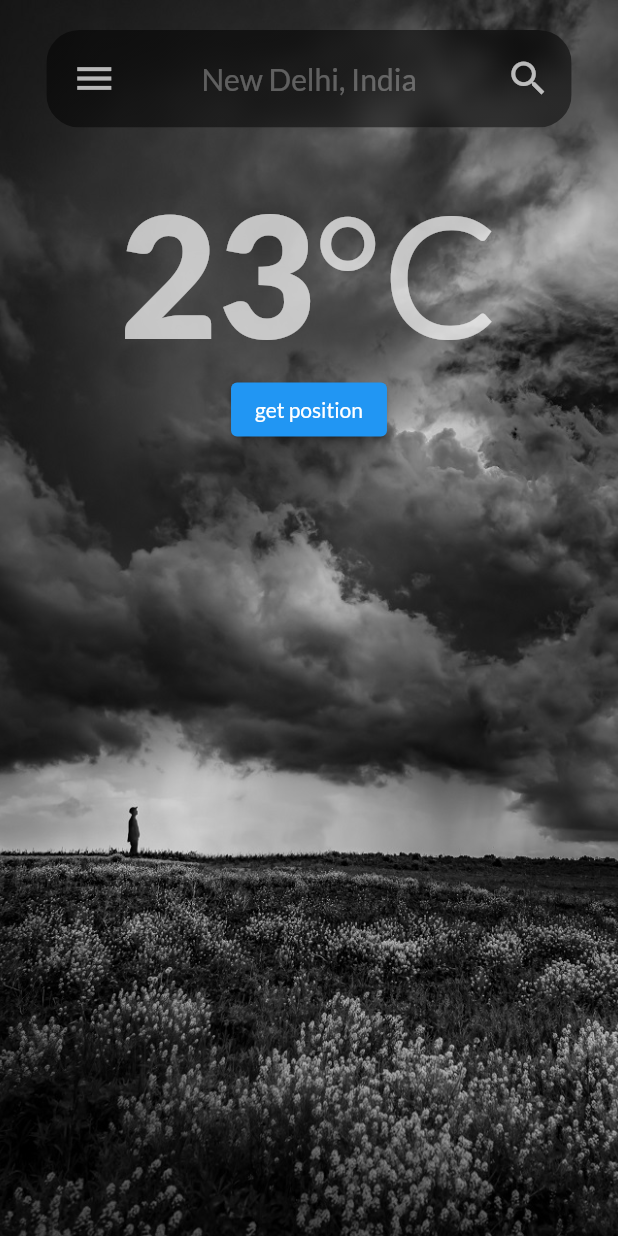
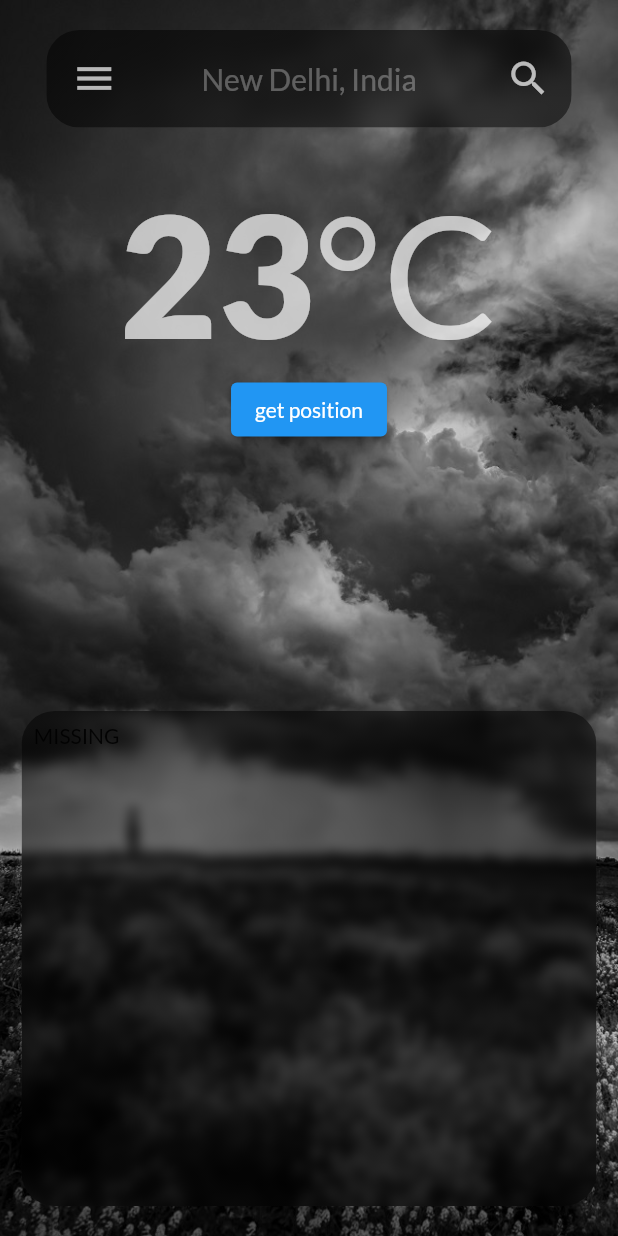
Before and after one commit to PrianshuRai/Weather, a Flutter app: the screen it shows after launch, after a tap on the "search" icon, on a phone screen of 412 x 824 dp. Run offline on Flutter 3.47's test engine with Material 2 defaults, Android fonts, the phone set to English and light mode, and no system bars; our stand-ins replace geolocator, google_fonts, shared_preferences; network calls fail.

Commit message:
getting data from api, making object. shared prefrence added for data storing.

```diff
--- /dev/null
+++ b/lib/getData.dart
@@ -0,0 +1,83 @@
+import 'dart:convert';
+
+import 'package:flutter/foundation.dart';
+import 'package:http/http.dart' as http;
+
+String apiKey = 'e00915bd6553ef76ab54a9a666f822fe';
+
+final query = {
+  "q": 'New Delhi, India',
+  "lat": null,
+  "lon": null,
+  "appid": apiKey,
+  "units": 'metric'// imperial for F and metric for Calcius
+};
+
+class WeatherAPI {
+  Future<dynamic> callApi(
+      {String? searchterm, double? longitude, double? latitude}) async {
+    print("func started");
+    // assigning the values in <Map> query
+    query["q"] = searchterm;
+    if (longitude != null) {
+      query["lon"] = longitude as String;
+      query["lat"] = latitude as String;
+    }
+    print("query *** $query");
+
+    // connect to the openweathermap URL
+    final link = Uri.https('api.openweathermap.org', '/data/2.5/weather',
+        query); //?q=delhi&appid=${APIkey}';
+    var request = await http.get(link);
+    if (request.statusCode == 200) {
+      var data = jsonDecode(request.body);
+      print("data== $data");
+      WeatherData weatherStatus = WeatherData.fromJson(data);
+      print("weatherStatus saved to the class $weatherStatus");
+      return weatherStatus;
+    } else {
+      if (kDebugMode) {
+        print(
+            'something is wrong code===${request.statusCode} \nbody=== ${request.body}');
+      }
+      return null;
+    }
+  }
+}
+
+class WeatherData {
+  late double? feels_like;
+  late String? place;
+  late String? description;
+  late double? max;
+  late double? min;
+  late int? pressure;
+  late int? humidity;
+  late int? visibility;
+  late double? windSpeed;
+  late int? windDirection;
+
+  WeatherData(
+      {this.feels_like,
+      this.place,
+      this.description,
+      this.max,
+      this.min,
+      this.pressure,
+      this.humidity,
+      this.visibility,
+      this.windSpeed,
+      this.windDirection});
+
+  WeatherData.fromJson(Map<String, dynamic> json) {
+    feels_like = json['main']['temp_min'];
+    description = json['weather'][0]['description'];
+    max = json['main']['temp_max'];
+    min = json['main']['temp_min'];
+    pressure = json['main']['pressure'];
+    humidity = json['main']['humidity'];
+    visibility = json['visibility'];
+    windSpeed = json['wind']['speed'];
+    windDirection = json['wind']['deg'];
+  }
+}
--- a/lib/landing.dart
+++ b/lib/landing.dart
@@ -3,8 +3,8 @@ import 'dart:ui';
 import 'package:flutter/foundation.dart';
 import 'package:flutter/material.dart';
 import 'package:google_fonts/google_fonts.dart';
-import 'package:weather/main.dart';
 import 'package:weather/methods.dart';
+import 'package:weather/getData.dart';
 
 class Landing extends StatefulWidget {
   const Landing({Key? key}) : super(key: key);
@@ -17,6 +17,8 @@ class _LandingState extends State<Landing> {
   TextEditingController searchField = TextEditingController();
   bool menuOpen = false;
   bool _celcius = false;
+  WeatherAPI data = WeatherAPI();
+  GetLocation currentLocation = GetLocation();
 
   // settings bottom sheet
   Future<dynamic> showImageSource(BuildContext context) async {
@@ -69,7 +71,10 @@ class _LandingState extends State<Landing> {
                                 )
                               ],
                             ),
-                            SwitchListTile(
+                            StatefulBuilder(
+                              builder: (BuildContext context,
+                                  void Function(void Function()) setState) {
+                                return SwitchListTile(
                                   title: Text(
                                     'Metrics',
                                     style: GoogleFonts.getFont(
@@ -86,7 +91,7 @@ class _LandingState extends State<Landing> {
                                     size: 26,
                                   ),
                                   subtitle: Text(
-                                'Switch on for values in Fahrenheit',
+                                    'Turn off for values in Fahrenheit',
                                     style: GoogleFonts.getFont(
                                       "Lato",
                                       color: Colors.white54,
@@ -96,21 +101,23 @@ class _LandingState extends State<Landing> {
                                     ),
                                   ),
                                   value: _celcius,
-                              onChanged: (bool value) {
+                                  onChanged: (isOff) {
                                     if (kDebugMode) {
-                                  print("switch value is $value");
+                                      print("switch value is $isOff");
                                     }
                                     setState(() {
-                                  _celcius = value;
-                                  print(value);
+                                      _celcius = isOff;
+                                      print("celcius $_celcius");
                                     });
-                                if (_celcius = false) {
-                                  query['units'] = 'Imperial';
-                                  print('unit value changed == $query');
-                                } else if (_celcius = true) {
-                                  query['units'] = 'metric';
-                                  print('unit value changed == $query');
+                                    if (_celcius) {
+                                      query['units'] = "metric";
+                                      print(query);
+                                    } else {
+                                      query['units'] = "imperial";
+                                      print(query);
                                     }
+                                  },
+                                );
                               },
                             )
                           ],
@@ -127,6 +134,11 @@ class _LandingState extends State<Landing> {
     }
   }
 
+  @override
+  void initState() {
+    super.initState();
+    // data;
+  }
   @override
   Widget build(BuildContext context) {
     return Column(
@@ -211,8 +223,10 @@ class _LandingState extends State<Landing> {
                         padding: const EdgeInsets.symmetric(
                             horizontal: 12, vertical: 8),
                         onPressed: () {
-                          query['q'] = searchField.text;
-                          callApi();
+                          // query['q'] = searchField.text;
+                          print("calling func");
+                          data.callApi(searchterm: searchField.text);
+                          print("done");
                         },
                       )
                     ],
@@ -277,9 +291,52 @@ class _LandingState extends State<Landing> {
         ),
         ElevatedButton(
             onPressed: () async {
-              position(context);
+              currentLocation.position(context);
             },
-            child: Text('get position'))
+            child: Text('get position')),
+        Spacer(
+          flex: 1,
+        ),
+        Container(
+          padding: const EdgeInsets.only(bottom: 20),
+          height: 350,
+          width: MediaQuery.of(context).size.width * .93,
+          color: Colors.transparent,
+          child: ClipRRect(
+            clipBehavior: Clip.antiAlias,
+            borderRadius: BorderRadius.circular(22),
+            child: BackdropFilter(
+              filter: ImageFilter.blur(sigmaX: 4, sigmaY: 4),
+              child: Container(
+                padding: const EdgeInsets.all(8),
+                decoration: BoxDecoration(
+                  borderRadius: BorderRadius.circular(15),
+                  gradient: LinearGradient(
+                    colors: <Color>[
+                      Colors.black26.withOpacity(0.5),
+                      Colors.black26.withOpacity(0.5)
+                    ],
+                    begin: Alignment.topLeft,
+                    end: Alignment.bottomRight,
+                  ),
+                ),
+                child: Text("MISSING")
+                  // TODO: build stream for new data
+                // ListView.builder(
+                //   itemBuilder: (BuildContext context, int index) {
+                //     String key = userDetails.keys.elementAt(index);
+                //     return Card(
+                //       child: ListTile(
+                //         title: Text('$key'),
+                //         subtitle: Text(userDetails[key]),
+                //       ),
+                //     );
+                //   },
+                // ),
+              ),
+            ),
+          ),
+        )
       ],
     );
   }
--- a/lib/main.dart
+++ b/lib/main.dart
@@ -1,9 +1,6 @@
-import 'dart:convert';
-
 import 'package:flutter/foundation.dart';
 import 'package:flutter/material.dart';
 import 'package:google_fonts/google_fonts.dart';
-import 'package:http/http.dart' as http;
 import 'package:weather/landing.dart';
 
 void main() {
@@ -36,7 +33,8 @@ class _MyAppState extends State<MyApp> {
           height: MediaQuery.of(context).size.height,
           decoration: const BoxDecoration(
             image: DecorationImage(
-                image: AssetImage("assets/images/cloudy.jpg"), fit: BoxFit.cover),
+                image: AssetImage("assets/images/cloudy.jpg"),
+                fit: BoxFit.cover),
           ),
           child: Landing(),
         ),
@@ -45,28 +43,28 @@ class _MyAppState extends State<MyApp> {
   }
 }
 
-String apiKey = 'e00915bd6553ef76ab54a9a666f822fe';
-
-final query = {
-  "q": 'New Delhi, India',
-  "appid": apiKey,
-  "units": 'metric' // imperial for F and metric for Calcius
-};
-
-Future<dynamic> callApi() async {
-  final link = Uri.https('api.openweathermap.org', '/data/2.5/weather',
-      query); //?q=delhi&appid=${APIkey}';
-  var request = await http.get(link);
-  if (request.statusCode == 200) {
-    var data = jsonDecode(request.body);
-    if (kDebugMode) {
-      print(data);
-    }
-    return data;
-  } else {
-    if (kDebugMode) {
-      print(
-          'something is wrong code===${request.statusCode} \nbody=== ${request.body}');
-    }
-  }
-}
+// String apiKey = 'e00915bd6553ef76ab54a9a666f822fe';
+//
+// final query = {
+//   "q": 'New Delhi, India',
+//   "appid": apiKey,
+//   "units": 'metric' // imperial for F and metric for Calcius
+// };
+//
+// Future<dynamic> callApi() async {
+//   final link = Uri.https('api.openweathermap.org', '/data/2.5/weather',
+//       query); //?q=delhi&appid=${APIkey}';
+//   var request = await http.get(link);
+//   if (request.statusCode == 200) {
+//     var data = jsonDecode(request.body);
+//     if (kDebugMode) {
+//       print(data);
+//     }
+//     return data;
+//   } else {
+//     if (kDebugMode) {
+//       print(
+//           'something is wrong code===${request.statusCode} \nbody=== ${request.body}');
+//     }
+//   }
+// }
--- a/pubspec.yaml
+++ b/pubspec.yaml
@@ -38,6 +38,7 @@ dependencies:
   permission_handler: ^8.3.0
   geolocator: ^8.0.1
   google_fonts: ^2.1.0
+  shared_preferences: ^2.0.13
 
 dev_dependencies:
   flutter_test:
```
Also changed, not shown: lib/methods.dart (+22 -8 lines), pubspec.lock, 1 other file. Lines whose indentation alone changed are shown as unchanged.
